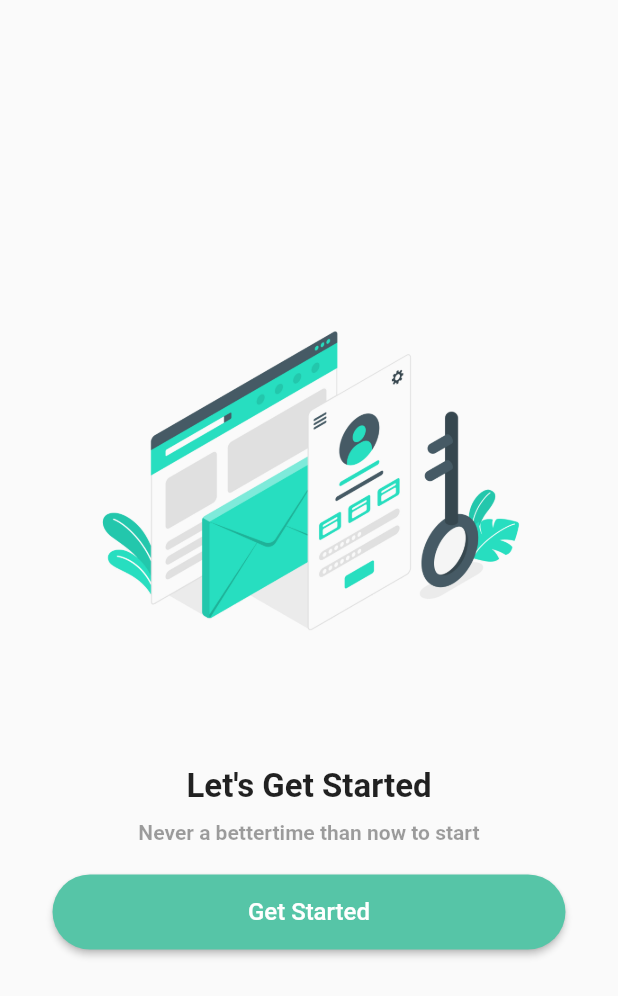
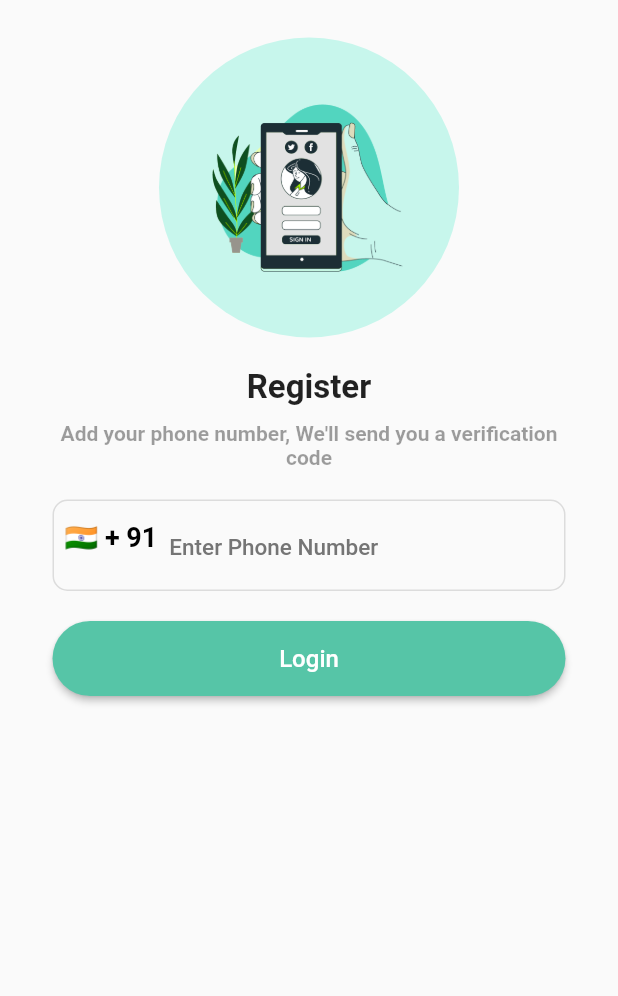
Before and after one commit to berkanyukselgun/Firebase_Phone_OTP, a Flutter app: the screen it shows after launch, after a tap on "Get Started", on a phone screen of 412 x 824 dp. Shown: the top 996 px of the screen. Run offline on Flutter 3.47's test engine with Material 2 defaults, Android fonts, the light colour scheme and no system bars; our stand-ins replace country_picker.

Commit message:
Register Screen

```diff
--- /dev/null
+++ b/lib/screens/register_screen.dart
@@ -0,0 +1,157 @@
+import 'package:country_picker/country_picker.dart';
+import 'package:firebase_phone_auth/widgets/custom_button.dart';
+import 'package:flutter/material.dart';
+
+class RegisterScreen extends StatefulWidget {
+  const RegisterScreen({super.key});
+
+  @override
+  State<RegisterScreen> createState() => _RegisterScreenState();
+}
+
+class _RegisterScreenState extends State<RegisterScreen> {
+  final TextEditingController phoneController = TextEditingController();
+
+  Country selectedCountry = Country(
+    phoneCode: "91",
+    countryCode: "IN",
+    e164Sc: 0,
+    geographic: true,
+    level: 1,
+    name: "India",
+    example: "India",
+    displayName: "India",
+    displayNameNoCountryCode: "IN",
+    e164Key: "",
+  );
+
+  @override
+  Widget build(BuildContext context) {
+    phoneController.selection = TextSelection.fromPosition(
+        TextPosition(offset: phoneController.text.length));
+
+    return Scaffold(
+      body: SafeArea(
+        child: Center(
+          child: Padding(
+            padding: const EdgeInsets.symmetric(vertical: 25, horizontal: 35),
+            child: Column(
+              children: [
+                Container(
+                  width: 200,
+                  height: 200,
+                  padding: const EdgeInsets.all(20),
+                  decoration: BoxDecoration(
+                      shape: BoxShape.circle,
+                      color: Color.fromARGB(255, 199, 246, 236)),
+                  child: Image.asset(
+                    'assets/register.png',
+                  ),
+                ),
+                SizedBox(
+                  height: 20,
+                ),
+                const Text(
+                  "Register",
+                  style: TextStyle(
+                    fontSize: 22,
+                    fontWeight: FontWeight.bold,
+                  ),
+                ),
+                const SizedBox(height: 10),
+                const Text(
+                  "Add your phone number, We'll send you a verification code",
+                  style: TextStyle(
+                    fontSize: 14,
+                    color: Colors.black38,
+                    fontWeight: FontWeight.bold,
+                  ),
+                  textAlign: TextAlign.center,
+                ),
+                SizedBox(
+                  height: 20,
+                ),
+                TextFormField(
+                  cursorColor: Color.fromARGB(255, 102, 200, 197),
+                  controller: phoneController,
+                  style: const TextStyle(
+                      fontSize: 18, fontWeight: FontWeight.bold),
+                  onChanged: (value) {
+                    setState(() {
+                      phoneController.text = value;
+                    });
+                  },
+                  decoration: InputDecoration(
+                    hintText: "Enter Phone Number",
+                    hintStyle: TextStyle(
+                        fontWeight: FontWeight.w500,
+                        fontSize: 15,
+                        color: Colors.grey.shade600),
+                    enabledBorder: OutlineInputBorder(
+                        borderRadius: BorderRadius.circular(10),
+                        borderSide: const BorderSide(color: Colors.black12)),
+                    focusedBorder: OutlineInputBorder(
+                      borderRadius: BorderRadius.circular(10),
+                      borderSide: const BorderSide(color: Colors.black12),
+                    ),
+                    prefixIcon: Container(
+                      padding: const EdgeInsets.all(8),
+                      child: InkWell(
+                        onTap: () {
+                          showCountryPicker(
+                              context: context,
+                              countryListTheme:
+                                  CountryListThemeData(bottomSheetHeight: 600),
+                              onSelect: (value) {
+                                setState(() {
+                                  selectedCountry = value;
+                                });
+                              });
+                        },
+                        child: Text(
+                          "${selectedCountry.flagEmoji} + ${selectedCountry.phoneCode}",
+                          style: TextStyle(
+                            fontSize: 18,
+                            color: Colors.black,
+                            fontWeight: FontWeight.bold,
+                          ),
+                        ),
+                      ),
+                    ),
+                    suffixIcon: phoneController.text.length > 9
+                        ? Container(
+                            height: 30,
+                            width: 30,
+                            margin: const EdgeInsets.all(10.0),
+                            decoration: const BoxDecoration(
+                              shape: BoxShape.circle,
+                              color: Color.fromARGB(255, 96, 195, 187),
+                            ),
+                            child: const Icon(
+                              Icons.done,
+                              color: Colors.white,
+                              size: 20,
+                            ),
+                          )
+                        : null,
+                  ),
+                ),
+                const SizedBox(
+                  height: 20,
+                ),
+                SizedBox(
+                  width: double.infinity,
+                  height: 50,
+                  child: CustomButton(
+                    text: "Login",
+                    onPressed: () {},
+                  ),
+                )
+              ],
+            ),
+          ),
+        ),
+      ),
+    );
+  }
+}
--- a/lib/screens/welcome_screen.dart
+++ b/lib/screens/welcome_screen.dart
@@ -1,3 +1,4 @@
+import 'package:firebase_phone_auth/screens/register_screen.dart';
 import 'package:flutter/material.dart';
 
 import '../widgets/custom_button.dart';
@@ -48,7 +49,12 @@ class _WelcomeScreenState extends State<WelcomeScreen> {
                   width: double.infinity,
                   height: 50,
                   child: CustomButton(
-                    onPressed: () {},
+                    onPressed: () {
+                      Navigator.push(
+                          context,
+                          MaterialPageRoute(
+                              builder: (context) => const RegisterScreen()));
+                    },
                     text: "Get Started",
                   ),
                 )
--- a/pubspec.yaml
+++ b/pubspec.yaml
@@ -28,6 +28,7 @@ environment:
 # the latest version available on pub.dev. To see which dependencies have newer
 # versions available, run `flutter pub outdated`.
 dependencies:
+  country_picker: ^2.0.20
   flutter:
     sdk: flutter
 
```
Also changed, not shown: assets/register.png (added), pubspec.lock.
